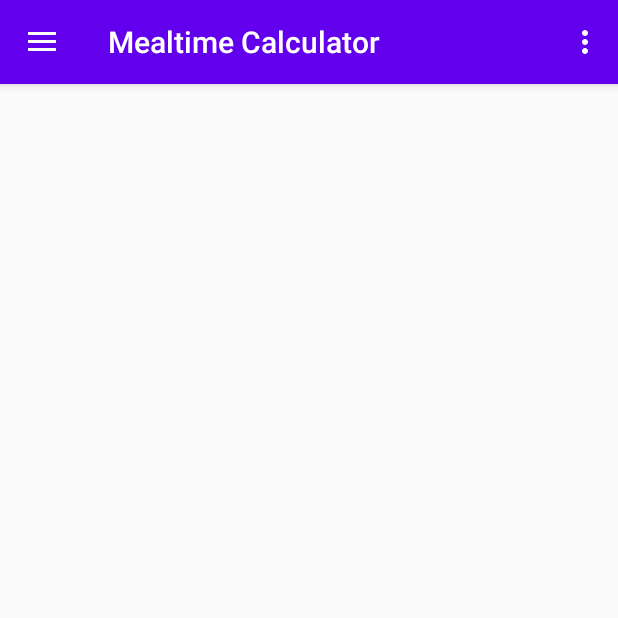
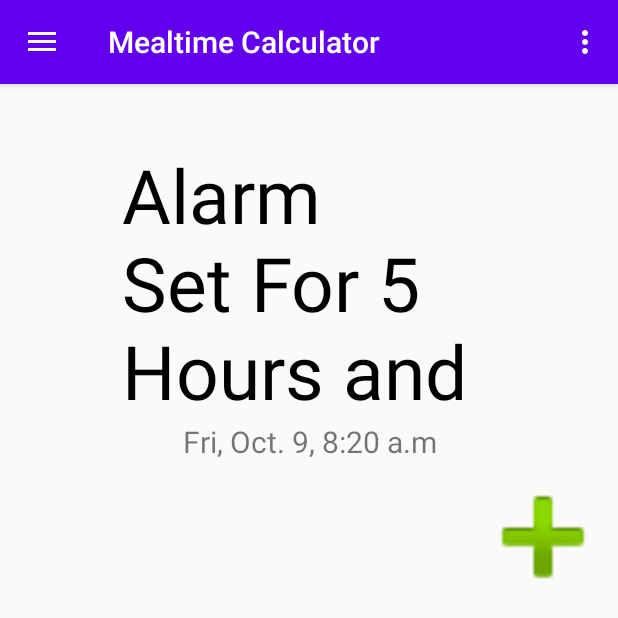
Before and after one commit to Nisarg23/Mealtime-Calculator2, an Android app: the screen it shows after launch (MainActivity), in the side drawer, after a tap on "Reminder", on a phone screen of 412 x 824 dp. Shown: the top 618 px of the screen. Run offline under Robolectric (Android 15) with nearby library versions, the phone set to English and light mode, and no system bars; our stand-ins replace navigation-ui.

Commit message:
Create dynamic custom reminder/alarm

```diff
--- a/app/src/main/AndroidManifest.xml
+++ b/app/src/main/AndroidManifest.xml
@@ -9,7 +9,8 @@
         android:roundIcon="@mipmap/ic_launcher_round"
         android:supportsRtl="true"
         android:theme="@style/AppTheme">
-        <activity android:name=".homeActivities.GlucoseLevelsActivity"></activity>
+        <activity android:name=".ui.reminder.ReminderActivity"></activity>
+        <activity android:name=".homeActivities.GlucoseLevelsActivity" />
         <activity android:name=".homeActivities.SleepActivity" />
         <activity android:name=".homeActivities.ExerciseActivity" />
         <activity android:name=".homeActivities.FoodActivity" />
--- a/app/src/main/java/com/nphq/mealtimecalculator/MainActivity.java
+++ b/app/src/main/java/com/nphq/mealtimecalculator/MainActivity.java
@@ -1,8 +1,5 @@
 package com.nphq.mealtimecalculator;
 
-import android.content.Context;
-import android.content.SharedPreferences;
-import android.graphics.drawable.Drawable;
 import android.os.Build;
 import android.os.Bundle;
 import android.view.Menu;
@@ -20,7 +17,7 @@ import androidx.fragment.app.FragmentManager;
 import androidx.navigation.ui.AppBarConfiguration;
 
 import com.google.android.material.navigation.NavigationView;
-import com.nphq.mealtimecalculator.ui.ReminderFragment;
+import com.nphq.mealtimecalculator.ui.reminder.ReminderFragment;
 import com.nphq.mealtimecalculator.ui.gallery.GalleryFragment;
 import com.nphq.mealtimecalculator.ui.home.HomeFragment;
 import com.nphq.mealtimecalculator.ui.slideshow.SlideshowFragment;
--- a/app/src/main/java/com/nphq/mealtimecalculator/ui/ReminderFragment.java
+++ /dev/null
@@ -1,37 +0,0 @@
-package com.nphq.mealtimecalculator.ui;
-
-import android.content.Intent;
-import android.os.Bundle;
-
-import androidx.annotation.NonNull;
-import androidx.fragment.app.Fragment;
-import androidx.lifecycle.ViewModelProviders;
-
-import android.view.LayoutInflater;
-import android.view.View;
-import android.view.ViewGroup;
-import android.widget.Button;
-import android.widget.EditText;
-
-import com.nphq.mealtimecalculator.R;
-import com.nphq.mealtimecalculator.ui.home.HomeViewModel;
-
-
-public class ReminderFragment extends Fragment {
-
-
-    private HomeViewModel homeViewModel;
-    @Override
-    public View onCreateView(@NonNull LayoutInflater inflater,
-                             ViewGroup container, Bundle savedInstanceState) {
-        homeViewModel =
-                ViewModelProviders.of(this).get(HomeViewModel.class);
-        View root = inflater.inflate(R.layout.fragment_reminder, container, false);
-
-
-
-
-        return root;
-    }
-
-}
--- /dev/null
+++ b/app/src/main/java/com/nphq/mealtimecalculator/ui/reminder/ReminderFragment.java
@@ -0,0 +1,52 @@
+package com.nphq.mealtimecalculator.ui.reminder;
+
+import android.content.Intent;
+import android.os.Bundle;
+import android.view.LayoutInflater;
+import android.view.View;
+import android.view.ViewGroup;
+import android.widget.ImageView;
+
+import androidx.annotation.NonNull;
+import androidx.constraintlayout.widget.ConstraintLayout;
+import androidx.constraintlayout.widget.ConstraintSet;
+import androidx.fragment.app.Fragment;
+import androidx.lifecycle.ViewModelProviders;
+
+import com.nphq.mealtimecalculator.R;
+import com.nphq.mealtimecalculator.ui.home.HomeViewModel;
+
+import java.util.ArrayList;
+
+
+public class ReminderFragment extends Fragment {
+    public static ArrayList<AlarmCardView> alarmCardViews = new ArrayList<AlarmCardView>();
+    ConstraintSet constraintSet = new ConstraintSet();
+    public static ConstraintLayout constraintLayout;
+
+    private HomeViewModel homeViewModel;
+    @Override
+    public View onCreateView(@NonNull LayoutInflater inflater,
+                             ViewGroup container, Bundle savedInstanceState) {
+        homeViewModel =
+                ViewModelProviders.of(this).get(HomeViewModel.class);
+        View root = inflater.inflate(R.layout.fragment_reminder, container, false);
+
+        constraintLayout = root.findViewById(R.id.layout2);
+
+
+        ImageView add = root.findViewById(R.id.add_reminder);
+        add.setOnClickListener(new View.OnClickListener() {
+            @Override
+            public void onClick(View view) {
+                startActivity(new Intent(getActivity(),ReminderActivity.class));
+            }
+        });
+
+
+        return root;
+    }
+
+
+
+}
--- a/app/src/main/res/layout/fragment_reminder.xml
+++ b/app/src/main/res/layout/fragment_reminder.xml
@@ -5,44 +5,58 @@
     xmlns:tools="http://schemas.android.com/tools"
     android:layout_width="match_parent"
     android:layout_height="match_parent"
-    tools:context=".ui.ReminderFragment">
-
-    <androidx.cardview.widget.CardView
-        android:id="@+id/view1"
-        android:layout_width="450dp"
-        android:layout_height="150dp"
-        app:cardCornerRadius="13dp"
-        app:layout_constraintBottom_toBottomOf="parent"
-        app:layout_constraintEnd_toEndOf="parent"
-        app:layout_constraintStart_toStartOf="parent">
+    tools:context=".ui.reminder.ReminderFragment">
 
     <androidx.constraintlayout.widget.ConstraintLayout
+        android:id="@+id/layout1"
         android:layout_width="match_parent"
-            android:layout_height="match_parent" />
-    </androidx.cardview.widget.CardView>
+        android:layout_height="wrap_content"
+        app:layout_constraintEnd_toEndOf="parent"
+        app:layout_constraintStart_toStartOf="parent"
+        app:layout_constraintTop_toTopOf="parent">
+
 
         <TextView
-        android:id="@+id/textView3"
+            android:id="@+id/time_date_stamp"
+            android:layout_width="200dp"
+            android:layout_height="wrap_content"
+            android:gravity="center_horizontal"
+            android:text="Fri, Oct. 9, 8:20 a.m"
+            android:textSize="20sp"
+            app:layout_constraintEnd_toEndOf="parent"
+            app:layout_constraintStart_toStartOf="parent"
+            app:layout_constraintTop_toBottomOf="@+id/alarm_stamp" />
+
+        <ImageView
+            android:id="@+id/add_reminder"
+            android:layout_width="100dp"
+            android:layout_height="100dp"
+            android:src="@android:drawable/ic_input_add"
+            app:layout_constraintEnd_toEndOf="parent"
+            app:layout_constraintTop_toBottomOf="@+id/time_date_stamp" />
+
+        <TextView
+            android:id="@+id/alarm_stamp"
             android:layout_width="250dp"
-        android:layout_marginTop="50dp"
+            android:layout_height="wrap_content"
+            android:layout_marginTop="40dp"
             android:text="Alarm Set For 5 Hours and"
             android:textColor="@android:color/black"
             android:textSize="50sp"
             app:layout_constraintEnd_toEndOf="parent"
             app:layout_constraintStart_toStartOf="parent"
             app:layout_constraintTop_toTopOf="parent" />
+    </androidx.constraintlayout.widget.ConstraintLayout>
 
-    <TextView
-        android:id="@+id/time_date_stamp"
-        android:layout_width="200dp"
+    <androidx.constraintlayout.widget.ConstraintLayout
+        android:id="@+id/layout2"
+        android:layout_width="match_parent"
         android:layout_height="wrap_content"
-        android:layout_marginTop="8dp"
-        android:gravity="center_horizontal"
-        android:text="Fri, Oct. 9, 8:20 a.m"
-        android:textSize="20sp"
         app:layout_constraintEnd_toEndOf="parent"
         app:layout_constraintStart_toStartOf="parent"
-        app:layout_constraintTop_toBottomOf="@+id/textView3" />
+        app:layout_constraintTop_toBottomOf="@+id/layout1">
+
+    </androidx.constraintlayout.widget.ConstraintLayout>
 
 
 </androidx.constraintlayout.widget.ConstraintLayout>
--- a/app/src/main/res/navigation/mobile_navigation.xml
+++ b/app/src/main/res/navigation/mobile_navigation.xml
@@ -24,7 +24,7 @@
         tools:layout="@layout/fragment_slideshow" />
     <fragment
         android:id="@+id/nav_reminder"
-        android:name="com.nphq.mealtimecalculator.ui.ReminderFragment"
+        android:name="com.nphq.mealtimecalculator.ui.reminder.ReminderFragment"
         android:label="Reminder"
         tools:layout="@layout/fragment_slideshow" />
 </navigation>
```
Also changed, not shown: app/src/main/java/com/nphq/mealtimecalculator/ui/reminder/AlarmCardView.java (added, +47 -0 lines), app/src/main/java/com/nphq/mealtimecalculator/ui/reminder/ReminderActivity.java (added, +82 -0 lines), app/src/main/res/layout/activity_reminder.xml (added, +28 -0 lines). Lines whose indentation alone changed are shown as unchanged.
